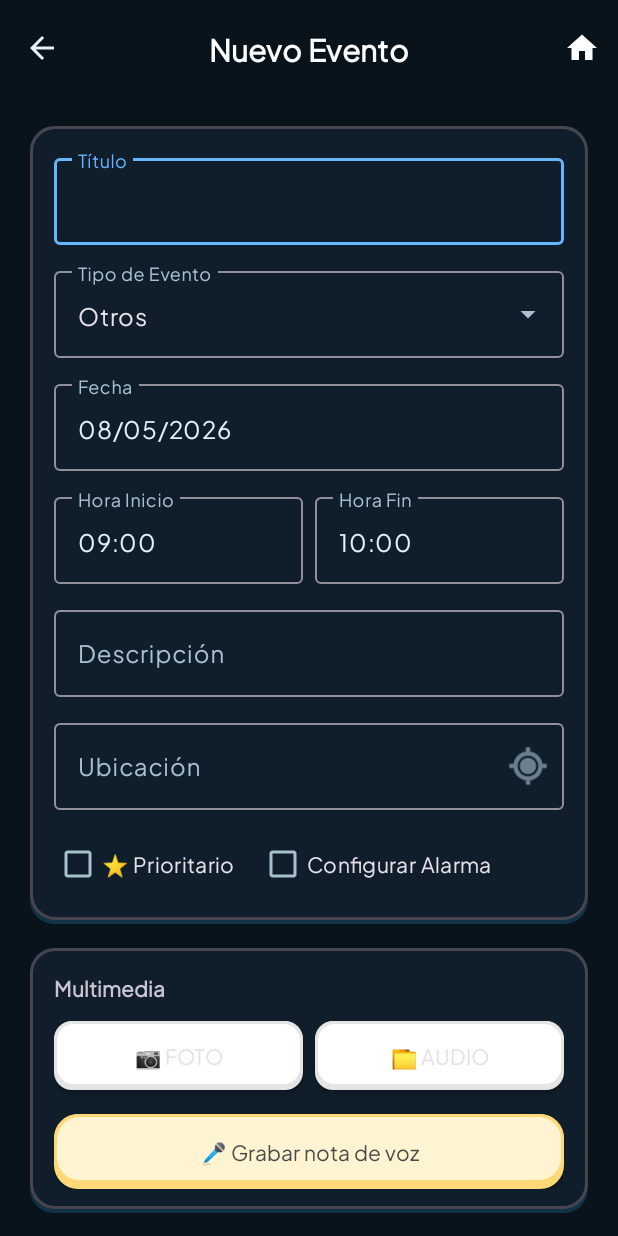
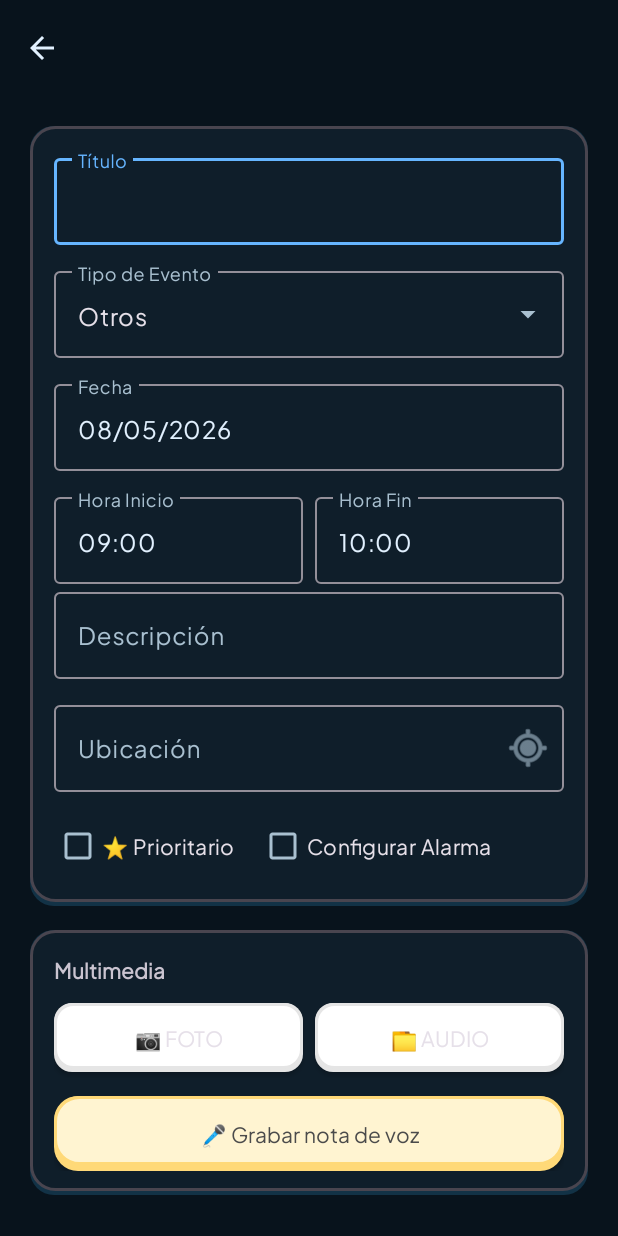
Before and after one commit to Rabenn/DiaCero, an Android app: the DetalleEventoActivity screen opened directly, with no data from a screen before it, on a phone screen of 412 x 824 dp. Run offline under Robolectric (Android 15) with nearby library versions, the phone set to English and light mode, and no system bars.

Commit message:
CHORE: Quitar barra superior + casa de eventos

```diff
--- a/app/src/main/java/com/unaiIgorRuben/diacero/ui/evento/DetalleEventoActivity.kt
+++ b/app/src/main/java/com/unaiIgorRuben/diacero/ui/evento/DetalleEventoActivity.kt
@@ -161,26 +161,14 @@ class DetalleEventoActivity : BaseActivity() {
 
     private fun setupToolbar() {
         binding.toolbar.menu.clear()
-        binding.toolbar.menu.add(getString(R.string.inicio)).apply {
-            setIcon(R.drawable.ic_home)
-            setShowAsAction(android.view.MenuItem.SHOW_AS_ACTION_ALWAYS)
-        }
-        binding.toolbar.setOnMenuItemClickListener {
-            val intent = Intent(this, MainActivity::class.java).apply {
-                flags = Intent.FLAG_ACTIVITY_CLEAR_TOP or Intent.FLAG_ACTIVITY_SINGLE_TOP
-                putExtra("GO_HOME", true)
-            }
-            startActivity(intent)
-            finish()
-            true
-        }
+        binding.toolbar.title = ""
         binding.toolbar.setNavigationOnClickListener {
             if (estaEnModoEdicion && !esModoCreacion) alternarModoEdicion(false) else onBackPressedDispatcher.onBackPressed()
         }
     }
 
     private fun prepararModoCreacion() {
-        binding.toolbar.title = getString(R.string.nuevo_evento)
+        binding.toolbar.title = ""
         binding.layoutVisualizacion.visibility = View.GONE
         binding.layoutEdicion.visibility = View.VISIBLE
         binding.btnEditar.visibility = View.GONE
@@ -352,9 +340,9 @@ class DetalleEventoActivity : BaseActivity() {
 
         if (activar) {
             prepararCamposEdicion()
-            binding.toolbar.title = getString(R.string.editar_evento)
+            binding.toolbar.title = ""
         } else {
-            binding.toolbar.title = getString(R.string.detalle_del_evento)
+            binding.toolbar.title = ""
             if (estaGrabando) detenerGrabacion()
         }
     }
@@ -481,7 +469,7 @@ class DetalleEventoActivity : BaseActivity() {
         binding.chipTipo.setChipBackgroundColorResource(android.R.color.transparent)
         binding.chipTipo.chipBackgroundColor = android.content.res.ColorStateList.valueOf(Color.parseColor(evento.tipo.color))
         binding.colorIndicator.setBackgroundColor(Color.parseColor(evento.tipo.color))
-        binding.toolbar.setBackgroundColor(Color.parseColor(evento.tipo.color))
+        // ELIMINADO: binding.toolbar.setBackgroundColor(Color.parseColor(evento.tipo.color))
 
         if (evento.fotoRuta != null) {
             binding.ivFotoPreview.visibility = View.VISIBLE
--- a/app/src/main/java/com/unaiIgorRuben/diacero/ui/habitos/HabitosFragment.kt
+++ b/app/src/main/java/com/unaiIgorRuben/diacero/ui/habitos/HabitosFragment.kt
@@ -56,9 +56,6 @@ class HabitosFragment : Fragment() {
         binding.toolbarHabitos.setOnMenuItemClickListener {
             (activity as? MainActivity)?.volverAlMenuPrincipal()
             true
-        }
-        binding.fabIrCasaHabitos.setOnClickListener {
-            (activity as? MainActivity)?.volverAlMenuPrincipal()
         }
     }
 
--- a/app/src/main/res/layout/activity_detalle_evento.xml
+++ b/app/src/main/res/layout/activity_detalle_evento.xml
@@ -10,15 +10,15 @@
     <com.google.android.material.appbar.AppBarLayout
         android:layout_width="match_parent"
         android:layout_height="wrap_content"
-        android:background="?attr/android:windowBackground"
+        android:background="@android:color/transparent"
         app:elevation="0dp">
 
         <com.google.android.material.appbar.MaterialToolbar
             android:id="@+id/toolbar"
             android:layout_width="match_parent"
             android:layout_height="?attr/actionBarSize"
-            app:titleCentered="true"
-            app:titleTextAppearance="@style/DuoCalendarNumbers"
+            android:background="@android:color/transparent"
+            app:title=""
             app:navigationIcon="@drawable/ic_arrow_back"
             app:navigationIconTint="?attr/colorOnSurface" />
 
@@ -297,7 +297,6 @@
                         style="@style/Widget.Material3.TextInputLayout.OutlinedBox"
                         android:layout_width="match_parent"
                         android:layout_height="wrap_content"
-                        android:layout_marginTop="12dp"
                         android:hint="@string/descripci_n">
                         <com.google.android.material.textfield.TextInputEditText
                             android:id="@+id/etDescripcion"
```
Also changed, not shown: app/src/main/java/com/unaiIgorRuben/diacero/ui/rutinas/GeneradorRutinasFragment.kt (+0 -8 lines), app/src/main/res/layout/fragment_habitos.xml (+0 -13 lines).
